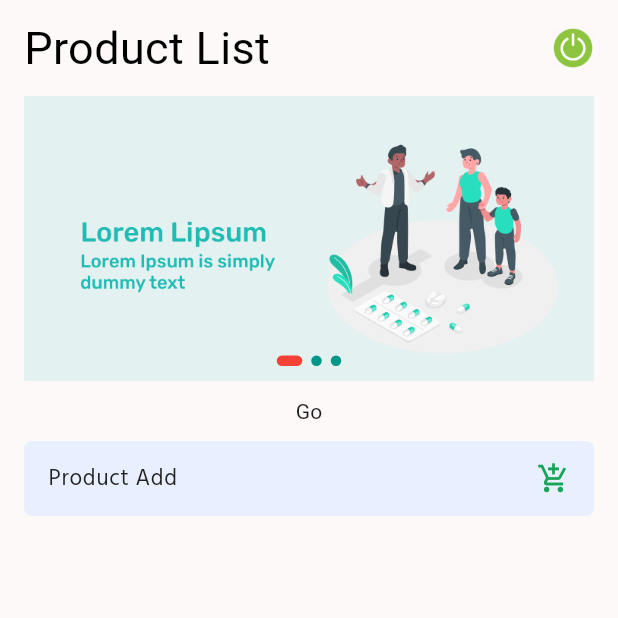
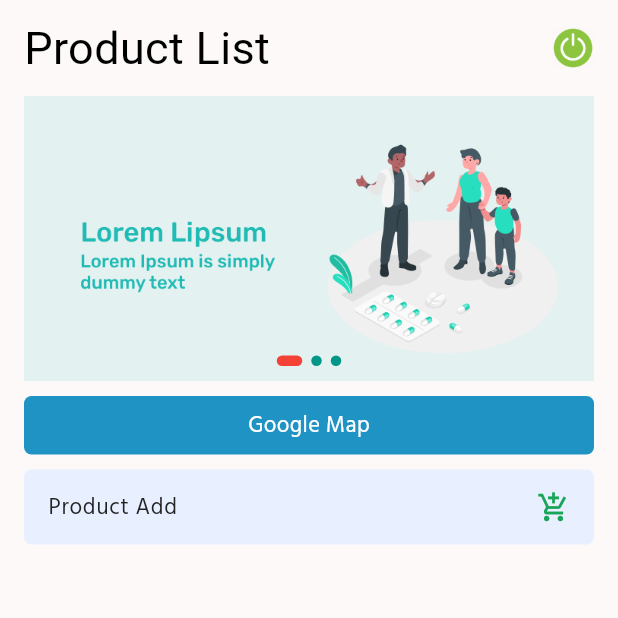
Before and after one commit to marjansikder/Product-List, a Flutter app: the screen it shows after launch, on a phone screen of 412 x 824 dp, the top half of it. Run offline on Flutter 3.47's test engine with Material 3 defaults, Android fonts, the light colour scheme and no system bars; drawn by our look-alikes of carousel_slider; our stand-ins replace dio, fluttertoast, get, google_fonts, hive, hive_flutter and 4 more; accounts and stored records are empty.

```diff
--- a/lib/screens/home.dart
+++ b/lib/screens/home.dart
@@ -374,8 +374,13 @@ class _HomeScreenState extends State<HomeScreen> {
 
                 },
                 child: Container(
-                  height: 20,
-                    child: Text('Go')),
+                    width: double.infinity,
+                    decoration: RootContainers.instance.getBoxDecorations(AppColors.takaColor, 5),
+                    child: Center(child: Padding(
+                      padding: const EdgeInsets.all(8.0),
+                      child: Text('Google Map', style:
+                          getTextStyle(15, FontWeight.normal, AppColors.white)),
+                    ))),
               ),
               SizedBox(
                 height: 10,
```
